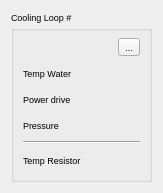
Before: the Qt Designer form src/widgets/ui/coolingLoop.ui in srgblnch/LinacGUI, drawn with Qt 5.
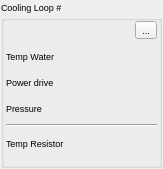
After: the same form once the commit is applied. Custom widgets are drawn as their Qt base class.

Commit message: homogenize the margins in the widgets and popups

```diff
--- a/src/widgets/ui/coolingLoop.ui
+++ b/src/widgets/ui/coolingLoop.ui
@@ -7,13 +7,16 @@
     <x>0</x>
     <y>0</y>
     <width>163</width>
-    <height>167</height>
+    <height>169</height>
    </rect>
   </property>
   <property name="windowTitle">
    <string>Form</string>
   </property>
   <layout class="QGridLayout" name="gridLayout">
+   <property name="margin">
+    <number>1</number>
+   </property>
    <item row="0" column="0">
     <widget class="TaurusGroupBox" name="coolingLoopGroup">
      <property name="font">
@@ -25,6 +28,9 @@
       <string>Cooling Loop #</string>
      </property>
      <layout class="QGridLayout" name="gridLayout_2">
+      <property name="margin">
+       <number>2</number>
+      </property>
       <item row="1" column="0">
        <widget class="QLabel" name="temperatureLabel">
         <property name="text">
```
The commit also changes 27 other files.
